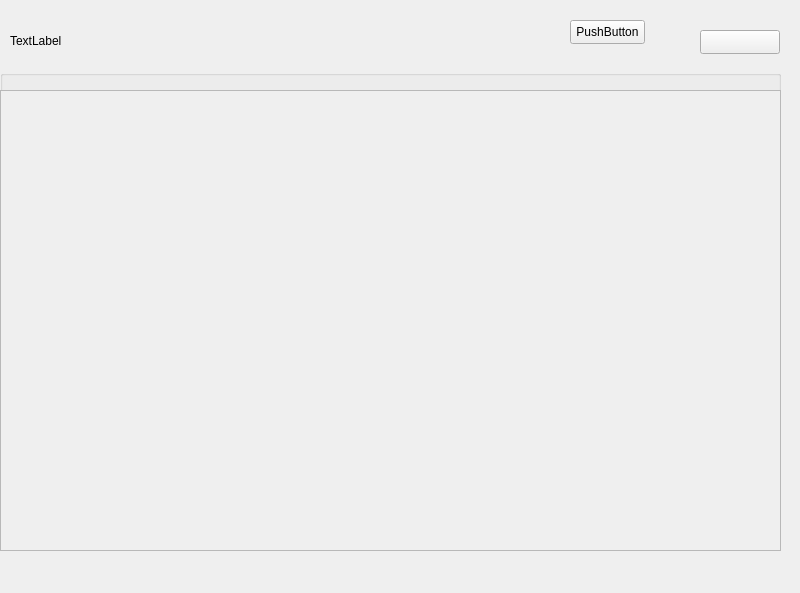
Before: the Qt Designer form client/Forms/Main/mainwindow.ui in sofinvalery/LMS, drawn with Qt 5.
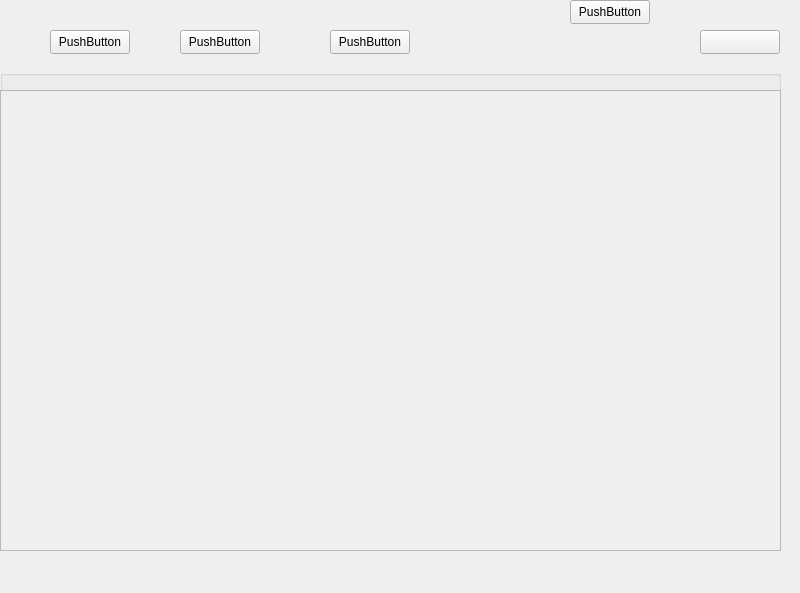
After: the same form once the commit is applied.

Commit message: changed the design of widget, mainwindow

Diff of the .ui file:
```diff
--- a/client/Forms/Main/mainwindow.ui
+++ b/client/Forms/Main/mainwindow.ui
@@ -20,19 +20,6 @@
    <string>MainWindow</string>
   </property>
   <widget class="QWidget" name="centralwidget">
-   <widget class="QPushButton" name="pushButton">
-    <property name="geometry">
-     <rect>
-      <x>570</x>
-      <y>20</y>
-      <width>75</width>
-      <height>24</height>
-     </rect>
-    </property>
-    <property name="text">
-     <string>PushButton</string>
-    </property>
-   </widget>
    <widget class="QGroupBox" name="groupBox">
     <property name="geometry">
      <rect>
@@ -87,19 +74,6 @@
      </widget>
     </widget>
    </widget>
-   <widget class="QLabel" name="windowname">
-    <property name="geometry">
-     <rect>
-      <x>10</x>
-      <y>20</y>
-      <width>281</width>
-      <height>41</height>
-     </rect>
-    </property>
-    <property name="text">
-     <string>TextLabel</string>
-    </property>
-   </widget>
    <widget class="QPushButton" name="profileButton">
     <property name="geometry">
      <rect>
@@ -119,6 +93,58 @@
      </size>
     </property>
    </widget>
+   <widget class="QPushButton" name="mainButton">
+    <property name="geometry">
+     <rect>
+      <x>50</x>
+      <y>30</y>
+      <width>80</width>
+      <height>24</height>
+     </rect>
+    </property>
+    <property name="text">
+     <string>PushButton</string>
+    </property>
+   </widget>
+   <widget class="QPushButton" name="scoreButton">
+    <property name="geometry">
+     <rect>
+      <x>180</x>
+      <y>30</y>
+      <width>80</width>
+      <height>24</height>
+     </rect>
+    </property>
+    <property name="text">
+     <string>PushButton</string>
+    </property>
+   </widget>
+   <widget class="QPushButton" name="adminButton">
+    <property name="geometry">
+     <rect>
+      <x>330</x>
+      <y>30</y>
+      <width>80</width>
+      <height>24</height>
+     </rect>
+    </property>
+    <property name="text">
+     <string>PushButton</string>
+    </property>
+   </widget>
+   <widget class="QPushButton" name="exitButton">
+    <property name="geometry">
+     <rect>
+      <x>570</x>
+      <y>0</y>
+      <width>80</width>
+      <height>24</height>
+     </rect>
+    </property>
+    <property name="text">
+     <string>PushButton</string>
+    </property>
+   </widget>
   </widget>
   <widget class="QMenuBar" name="menubar">
    <property name="geometry">
```
Left out of the diff: 19 changed lines with no effect on the pictures. The commit also changes 4 other files.
